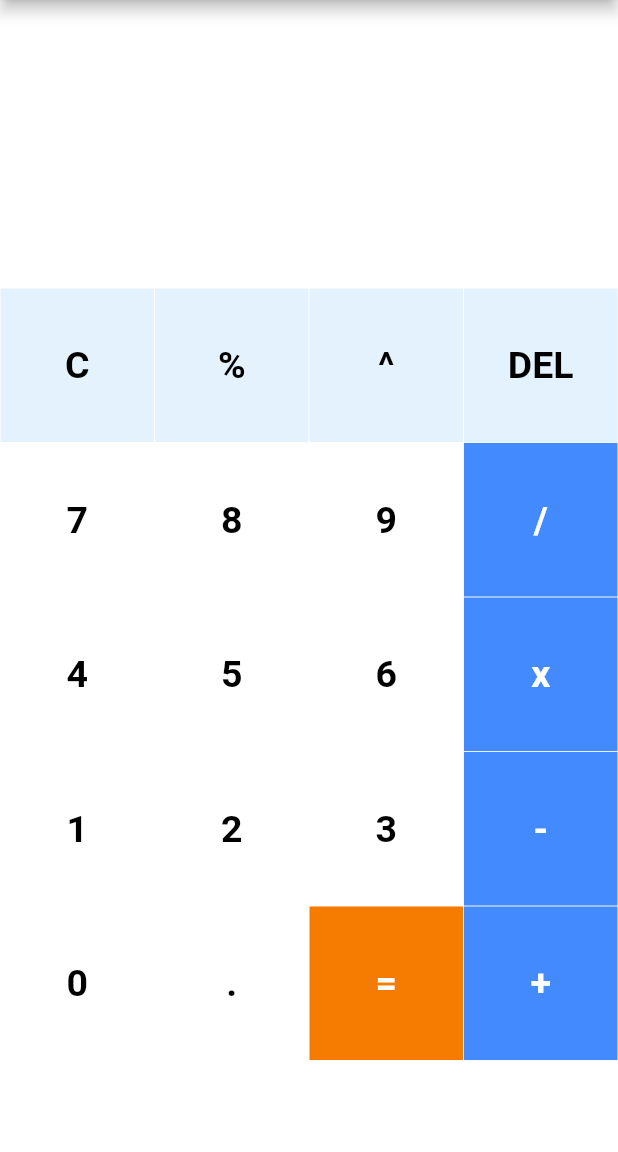
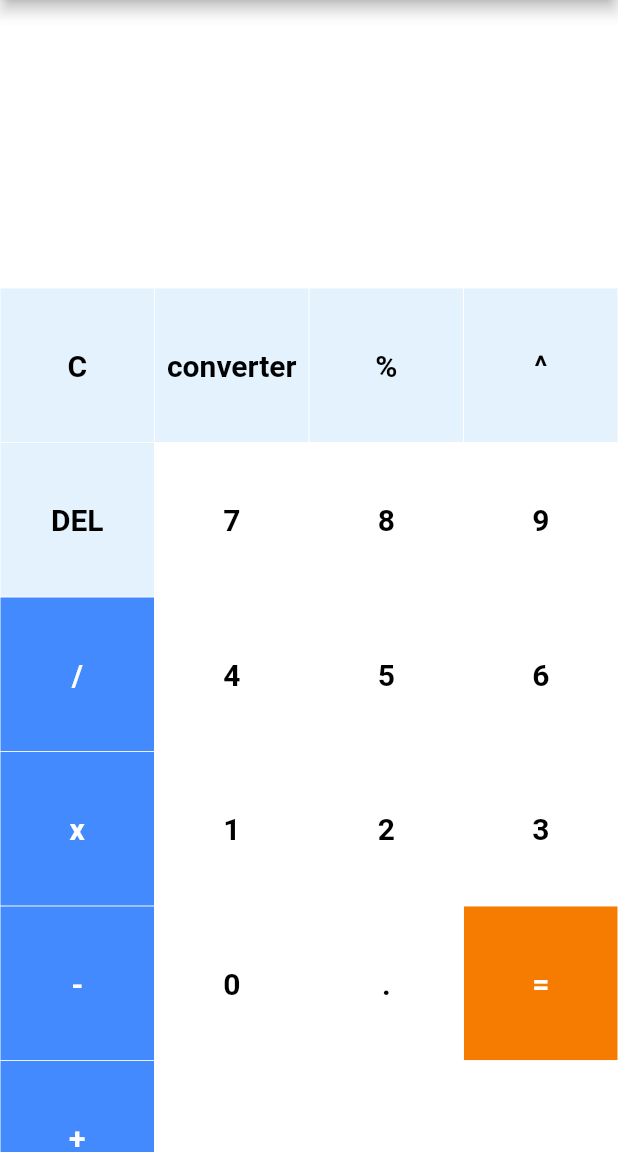
Before and after one commit to muhammednagy/Flutter-sample-calculator-app, a Flutter app: the screen it shows after launch, on a phone screen of 412 x 824 dp, the part 84-1236 px from its top. Run offline on Flutter 3.47's test engine with Material 2 defaults, Android fonts, the phone set to English and light mode, and no system bars; our stand-ins replace math_expressions; missing offline and left inert: dart:ffi.

Commit message:
Added converter page

```diff
--- a/lib/buttons.dart
+++ b/lib/buttons.dart
@@ -27,7 +27,7 @@ class MyButton extends StatelessWidget {
                 buttonText,
                 style: TextStyle(
                   color: textColor,
-                  fontSize: 25,
+                  fontSize: 20,
                   fontWeight: FontWeight.bold,
                 ),
               ),
--- a/lib/main.dart
+++ b/lib/main.dart
@@ -1,6 +1,8 @@
 import 'package:flutter/material.dart';
 import 'buttons.dart';
 import 'package:math_expressions/math_expressions.dart';
+
+import 'converter.dart';
 
 void main() {
   runApp(MyApp());
@@ -28,6 +30,7 @@ class _HomePageState extends State<HomePage> {
   // Array of button
   final List<String> buttons = [
     'C',
+    'converter',
     '%',
     '^',
     'DEL',
@@ -64,7 +67,7 @@ class _HomePageState extends State<HomePage> {
                   mainAxisAlignment: MainAxisAlignment.spaceEvenly,
                   children: <Widget>[
                     Container(
-                      padding: EdgeInsets.all(20),
+                      padding: EdgeInsets.all(2),
                       alignment: Alignment.centerRight,
                       child: Text(
                         userInput,
@@ -108,8 +111,23 @@ class _HomePageState extends State<HomePage> {
                       );
                     }
 
+                    // Converter page button
+                    else if (index == 1) {
+                      return MyButton(
+                        buttonText: buttons[index],
+                        color: Colors.blue[50],
+                        textColor: Colors.black,
+                          buttontapped: () {
+                            Navigator.push(
+                              context,
+                              MaterialPageRoute(builder: (context) => ConverterPage()),
+                            );
+                          }
+                      );
+                    }
+
                     // +/- button
-                    else if (index == 1) {
+                    else if (index == 2) {
                       return MyButton(
                         buttonText: buttons[index],
                         color: Colors.blue[50],
@@ -117,7 +135,7 @@ class _HomePageState extends State<HomePage> {
                       );
                     }
                     // % Button
-                    else if (index == 2) {
+                    else if (index == 3) {
                       return MyButton(
                         buttontapped: () {
                           setState(() {
@@ -130,7 +148,7 @@ class _HomePageState extends State<HomePage> {
                       );
                     }
                     // Delete Button
-                    else if (index == 3) {
+                    else if (index == 4) {
                       return MyButton(
                         buttontapped: () {
                           setState(() {
@@ -144,7 +162,7 @@ class _HomePageState extends State<HomePage> {
                       );
                     }
                     // Equal_to Button
-                    else if (index == 18) {
+                    else if (index == 19) {
                       return MyButton(
                         buttontapped: () {
                           setState(() {
```
Also changed, not shown: lib/converter.dart (added, +127 -0 lines).
